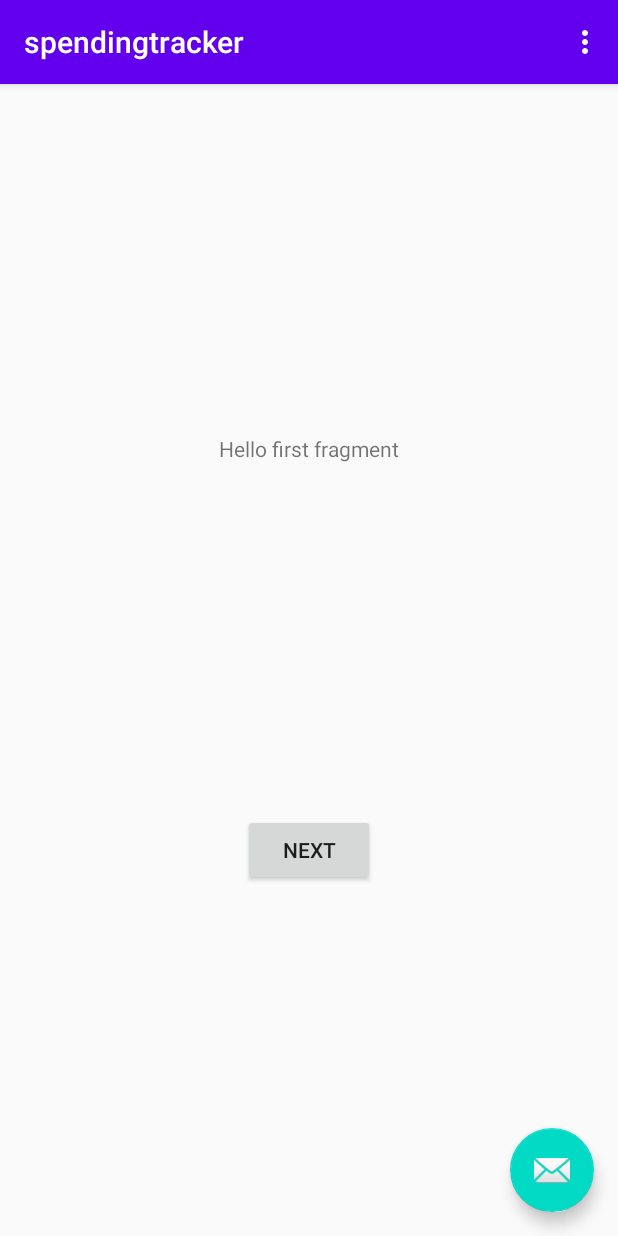
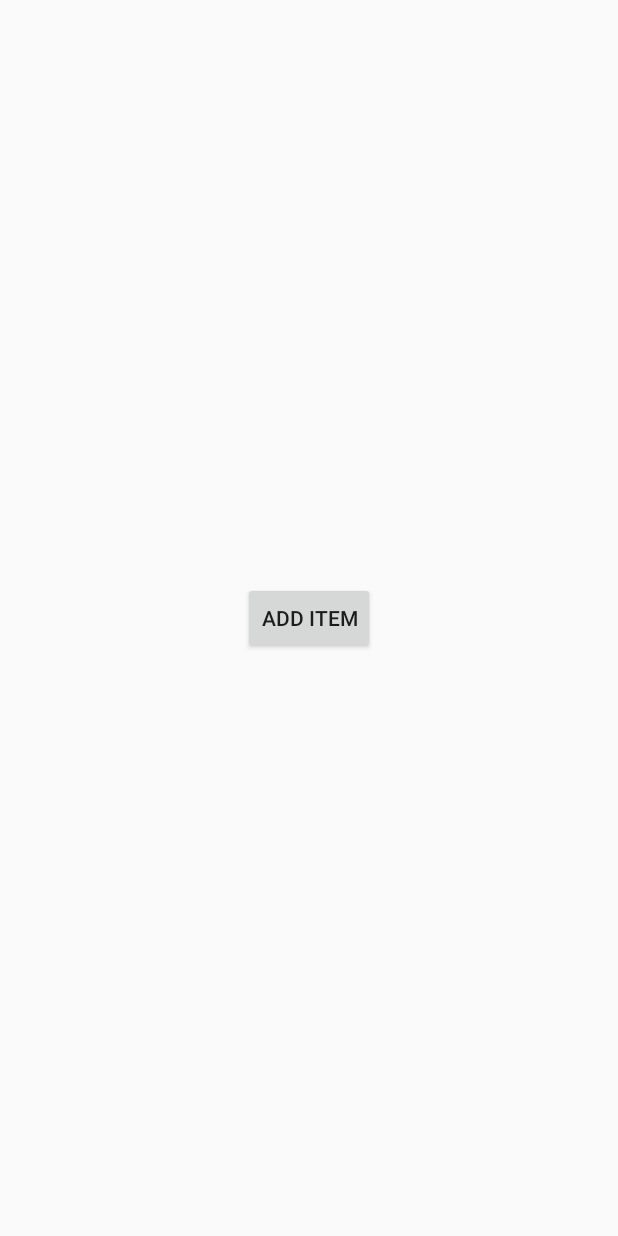
Before and after one commit to wyaneva/spending-tracker-android, an Android app: the screen it shows after launch (MainActivity), on a phone screen of 412 x 824 dp. Run offline under Robolectric (Android 15) with nearby library versions, the phone set to English and light mode, and no system bars.

```diff
--- a/app/build.gradle
+++ b/app/build.gradle
@@ -34,4 +34,5 @@ dependencies {
     testImplementation 'junit:junit:4.12'
     androidTestImplementation 'androidx.test.ext:junit:1.1.1'
     androidTestImplementation 'androidx.test.espresso:espresso-core:3.2.0'
+    implementation 'com.android.volley:volley:1.1.0'
 }
--- a/app/src/main/AndroidManifest.xml
+++ b/app/src/main/AndroidManifest.xml
@@ -1,6 +1,8 @@
 <?xml version="1.0" encoding="utf-8"?>
 <manifest xmlns:android="http://schemas.android.com/apk/res/android"
     package="com.example.spendingtracker">
+
+    <uses-permission android:name="android.permission.INTERNET" />
 
     <application
         android:allowBackup="true"
@@ -15,10 +17,10 @@
             android:theme="@style/AppTheme.NoActionBar">
             <intent-filter>
                 <action android:name="android.intent.action.MAIN" />
-
                 <category android:name="android.intent.category.LAUNCHER" />
             </intent-filter>
         </activity>
+        <activity android:name=".AddItem" />
     </application>
 
 </manifest>
--- a/app/src/main/java/com/example/spendingtracker/MainActivity.java
+++ b/app/src/main/java/com/example/spendingtracker/MainActivity.java
@@ -1,5 +1,6 @@
 package com.example.spendingtracker;
 
+import android.content.Intent;
 import android.os.Bundle;
 
 import com.google.android.material.floatingactionbutton.FloatingActionButton;
@@ -11,24 +12,18 @@ import androidx.appcompat.widget.Toolbar;
 import android.view.View;
 import android.view.Menu;
 import android.view.MenuItem;
+import android.widget.Button;
 
-public class MainActivity extends AppCompatActivity {
+public class MainActivity extends AppCompatActivity implements View.OnClickListener {
 
+    Button buttonAddItem;
     @Override
     protected void onCreate(Bundle savedInstanceState) {
         super.onCreate(savedInstanceState);
         setContentView(R.layout.activity_main);
-        Toolbar toolbar = findViewById(R.id.toolbar);
-        setSupportActionBar(toolbar);
 
-        FloatingActionButton fab = findViewById(R.id.fab);
-        fab.setOnClickListener(new View.OnClickListener() {
-            @Override
-            public void onClick(View view) {
-                Snackbar.make(view, "Replace with your own action", Snackbar.LENGTH_LONG)
-                        .setAction("Action", null).show();
-            }
-        });
+        buttonAddItem = (Button)findViewById(R.id.btn_add_item);
+        buttonAddItem.setOnClickListener(this);
     }
 
     @Override
@@ -52,4 +47,13 @@ public class MainActivity extends AppCompatActivity {
 
         return super.onOptionsItemSelected(item);
     }
+
+    @Override
+    public void onClick(View v) {
+        if(v==buttonAddItem){
+
+            Intent intent = new Intent(getApplicationContext(),AddItem.class);
+            startActivity(intent);
+        }
+    }
 }
--- a/app/src/main/res/layout/activity_main.xml
+++ b/app/src/main/res/layout/activity_main.xml
@@ -1,33 +1,21 @@
 <?xml version="1.0" encoding="utf-8"?>
-<androidx.coordinatorlayout.widget.CoordinatorLayout xmlns:android="http://schemas.android.com/apk/res/android"
+<androidx.constraintlayout.widget.ConstraintLayout
+    xmlns:android="http://schemas.android.com/apk/res/android"
     xmlns:app="http://schemas.android.com/apk/res-auto"
     xmlns:tools="http://schemas.android.com/tools"
     android:layout_width="match_parent"
     android:layout_height="match_parent"
     tools:context=".MainActivity">
 
-    <com.google.android.material.appbar.AppBarLayout
-        android:layout_width="match_parent"
-        android:layout_height="wrap_content"
-        android:theme="@style/AppTheme.AppBarOverlay">
-
-        <androidx.appcompat.widget.Toolbar
-            android:id="@+id/toolbar"
-            android:layout_width="match_parent"
-            android:layout_height="?attr/actionBarSize"
-            android:background="?attr/colorPrimary"
-            app:popupTheme="@style/AppTheme.PopupOverlay" />
-
-    </com.google.android.material.appbar.AppBarLayout>
-
-    <include layout="@layout/content_main" />
-
-    <com.google.android.material.floatingactionbutton.FloatingActionButton
-        android:id="@+id/fab"
+    <Button
+        android:id="@+id/btn_add_item"
         android:layout_width="wrap_content"
         android:layout_height="wrap_content"
-        android:layout_gravity="bottom|end"
-        android:layout_margin="@dimen/fab_margin"
-        app:srcCompat="@android:drawable/ic_dialog_email" />
+        android:text="Add Item"
+        app:layout_constraintEnd_toEndOf="parent"
+        app:layout_constraintStart_toStartOf="parent"
+        app:layout_constraintTop_toTopOf="parent"
+        app:layout_constraintBottom_toBottomOf="parent" />
+    />
 
-</androidx.coordinatorlayout.widget.CoordinatorLayout>
+</androidx.constraintlayout.widget.ConstraintLayout>
```
Also changed, not shown: app/src/main/java/com/example/spendingtracker/AddItem.java (added, +101 -0 lines), app/src/main/res/layout/add_item.xml (added, +68 -0 lines).
